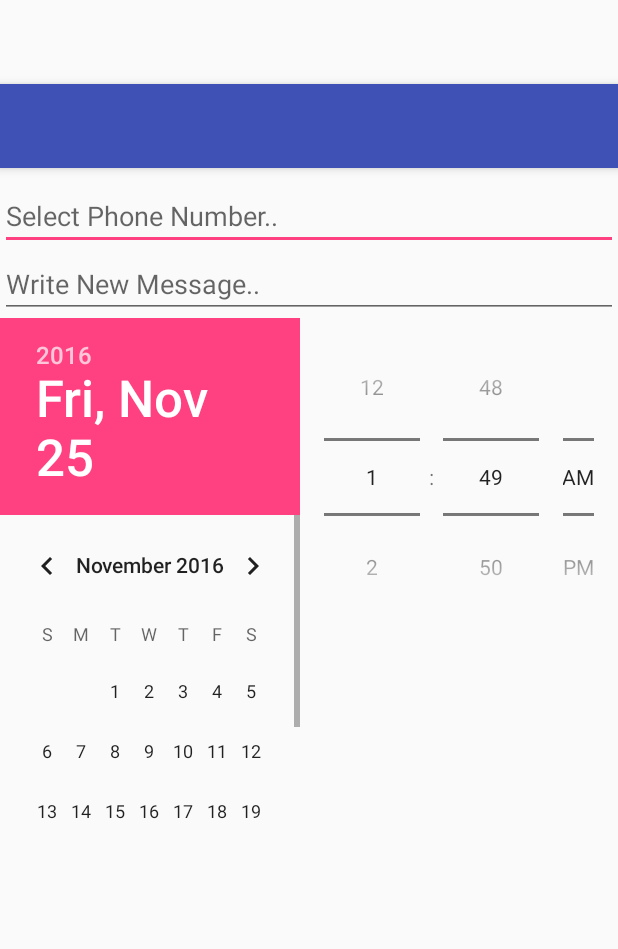
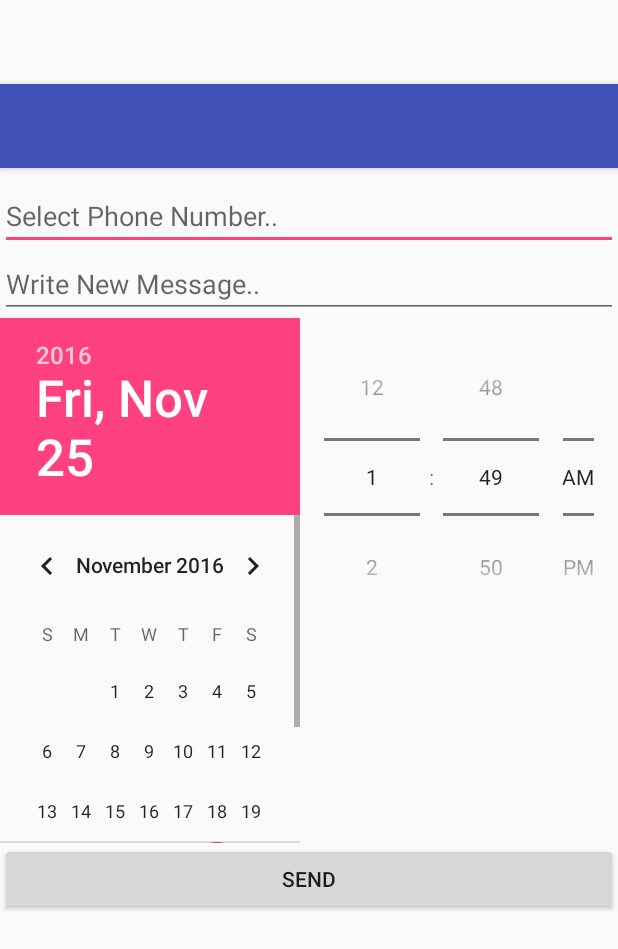
Before and after one commit to Hamashi/SMS-Delayer, an Android app: the layout activity_write_new.xml on its own in the app's theme, with its tools: preview values and no code run, on a phone screen of 412 x 824 dp. Shown: the top 949 px of the screen. Run offline under Robolectric (Android 15) with nearby library versions, the phone set to English and light mode, and no system bars.

Commit message:
Improved the design of the activity write new

```diff
--- a/app/src/main/res/layout/activity_write_new.xml
+++ b/app/src/main/res/layout/activity_write_new.xml
@@ -28,8 +28,9 @@
 
     <LinearLayout
         android:layout_width="wrap_content"
-        android:layout_height="wrap_content"
+        android:layout_height="match_parent"
         android:layout_marginTop="65dp"
+        android:layout_marginBottom="65dp"
      >
 
     <include layout="@layout/content_write_new" />
--- a/app/src/main/res/layout/content_write_new.xml
+++ b/app/src/main/res/layout/content_write_new.xml
@@ -1,7 +1,7 @@
 <?xml version="1.0" encoding="utf-8"?>
 <LinearLayout xmlns:android="http://schemas.android.com/apk/res/android"
-    android:orientation="vertical" android:layout_width="match_parent"
-    android:layout_height="match_parent"
+    android:orientation="vertical" android:layout_width="wrap_content"
+    android:layout_height="wrap_content"
     android:weightSum="1">
 
 
@@ -45,7 +45,7 @@
     </LinearLayout>
 
     <Button
-        android:layout_width="fill_parent"
+        android:layout_width="match_parent"
         android:layout_height="wrap_content"
         android:text="@string/button_send"
      />
```
